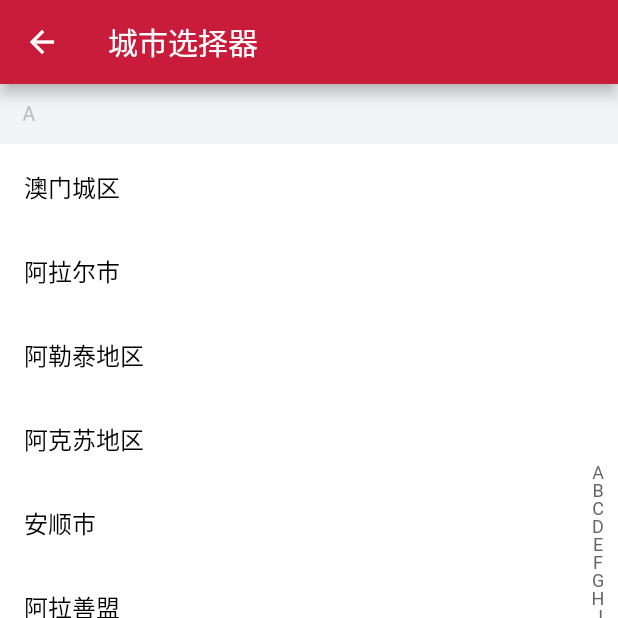
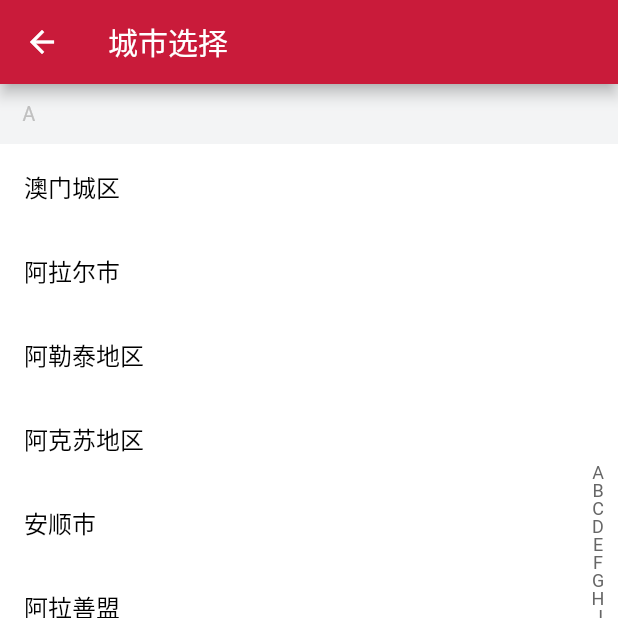
Before and after one commit to hanxu317317/city_pickers, a Flutter app: the WorkInProgress screen opened by its route, after a tap on "呼出", on a phone screen of 412 x 824 dp, the top half of it. Run offline on Flutter 3.47's test engine with Material 2 defaults, Android fonts, the phone set to English and light mode, and no system bars; our stand-ins replace flutter_colorpicker; missing offline and left inert: lpinyin.

Commit message:
feat(完成字母索引城市选择器):

```diff
--- a/example/lib/view/wip.dart
+++ b/example/lib/view/wip.dart
@@ -143,6 +143,7 @@ class WorkInProgressState extends State<WorkInProgress> {
   toggle(BuildContext context) async {
     Result tempResult = await CityPickers.showCitiesSelector(
       context: context,
+      title: title,
       locationCode: '110100',
       sideBarStyle: BaseStyle(fontSize: tagBarFontSize, color: tagFontColor,  backgroundColor: tagBgColor, backgroundActiveColor: tagBgActiveColor,activeColor: tagFontActiveColor),
       cityItemStyle: BaseStyle(fontSize: cityItemFontSize, color: itemFontColor, activeColor: itemSelectFontColor),
@@ -168,7 +169,8 @@ class WorkInProgressState extends State<WorkInProgress> {
       appBar: AppBar(
         title: Text("省市县三级全屏联动"),
       ),
-      body: Column(
+      body: SingleChildScrollView(
+        child: Column(
           children: <Widget>[
             AttrItemContainer(
               title: '标题',
@@ -324,6 +326,7 @@ class WorkInProgressState extends State<WorkInProgress> {
             )
           ],
         ),
+      ),
     );
   }
 }
--- a/lib/src/city_picker.dart
+++ b/lib/src/city_picker.dart
@@ -106,18 +106,6 @@ class CityPickers {
     String title = '城市选择器',
     Map<String, dynamic> citiesData = meta.citiesData,
     Map<String, dynamic> provincesData = meta.provincesData,
-//    Color tagBarActiveColor = defaultTagActiveBgColor,
-//    Color tagBarFontActiveColor = defaultTagFontColor,
-//    Color tagBarBarColor = defaultTagBgColor,
-//    Color tagBarFontColor = defaultTagFontColor,
-//    double tagBarFontSize = 14.0,
-//    double cityItemFontSize = 12.0,
-//    double topIndexFontSize = 16,
-//    double topIndexHeight = 40,
-//    Color topIndexFontColor = defaultTopIndexFontColor,
-//    Color topIndexBgColor = defaultTopIndexBgColor,
-//    Color itemFontColor = Colors.black,
-//    Color itemSelectFontColor = Colors.red,
     BaseStyle sideBarStyle,
     BaseStyle cityItemStyle,
     BaseStyle topStickStyle,
@@ -153,6 +141,7 @@ class CityPickers {
           pageBuilder: (context, _, __) => new Theme(
               data: theme ?? Theme.of(context),
               child: CitiesSelector(
+                  title: title,
                   locationCode: locationCode,
                   tagBarActiveColor: _sideBarStyle.backgroundActiveColor,
                   tagBarFontActiveColor: _sideBarStyle.activeColor,
--- a/pubspec.yaml
+++ b/pubspec.yaml
@@ -1,7 +1,7 @@
 name: city_pickers
 description:  Flutter plugin for city picker,  Popups widgets,
         call by function,  supoort china areas for the moment.
-version: 0.1.15
+version: 0.1.16
 author: sanfan.hx<sanfan.hx@alibaba-inc.com>
 homepage: https://github.com/hanxu317317/city_pickers
 
```
Also changed, not shown: 3 other files. Lines whose indentation alone changed are shown as unchanged.
